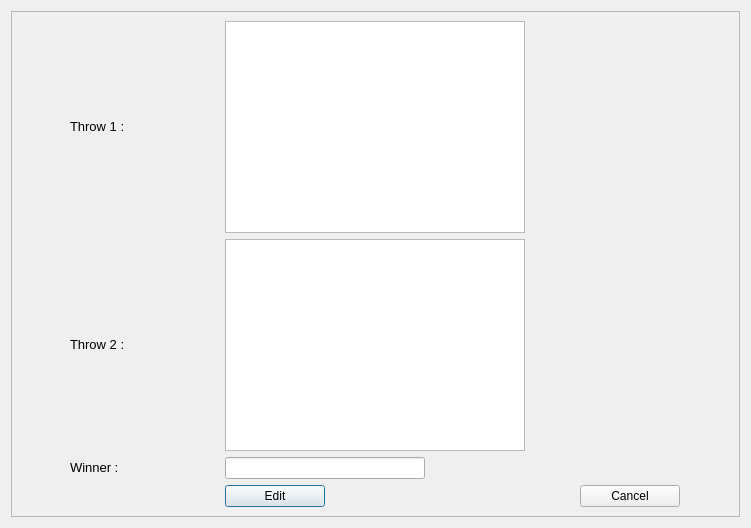
First picture: the form in gamereviewmenu.ui, repository dartbois/DartsTheEndIsNigh, before the edit.
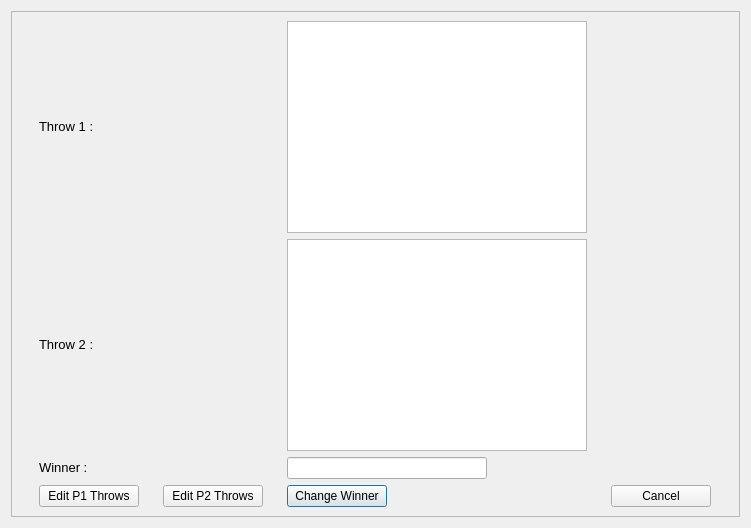
Second picture: the form after the edit.

The edit to the form file:
```diff
--- a/gamereviewmenu.ui
+++ b/gamereviewmenu.ui
@@ -23,6 +23,65 @@
       <enum>QFrame::Raised</enum>
      </property>
      <layout class="QGridLayout" name="gridLayout_2">
+      <item row="2" column="2">
+       <widget class="QLineEdit" name="Winner">
+        <property name="maximumSize">
+         <size>
+          <width>200</width>
+          <height>16777215</height>
+         </size>
+        </property>
+       </widget>
+      </item>
+      <item row="5" column="2">
+       <widget class="QPushButton" name="ChangeWinner">
+        <property name="maximumSize">
+         <size>
+          <width>100</width>
+          <height>16777215</height>
+         </size>
+        </property>
+        <property name="text">
+         <string>Change Winner</string>
+        </property>
+       </widget>
+      </item>
+      <item row="2" column="0">
+       <widget class="QLabel" name="label_3">
+        <property name="maximumSize">
+         <size>
+          <width>100</width>
+          <height>16777215</height>
+         </size>
+        </property>
+        <property name="text">
+         <string>&lt;html&gt;&lt;head/&gt;&lt;body&gt;&lt;p&gt;&lt;span style=&quot; font-size:10pt;&quot;&gt;Winner : &lt;/span&gt;&lt;/p&gt;&lt;/body&gt;&lt;/html&gt;</string>
+        </property>
+       </widget>
+      </item>
+      <item row="5" column="3">
+       <widget class="QPushButton" name="gameReviewCancel">
+        <property name="maximumSize">
+         <size>
+          <width>100</width>
+          <height>16777215</height>
+         </size>
+        </property>
+        <property name="text">
+         <string>Cancel</string>
+        </property>
+       </widget>
+      </item>
+      <item row="1" column="2">
+       <widget class="QListWidget" name="ThrowTwoList">
+        <property name="maximumSize">
+         <size>
+          <width>300</width>
+          <height>16777215</height>
+         </size>
+        </property>
+       </widget>
+      </item>
       <item row="0" column="0">
        <widget class="QLabel" name="label">
         <property name="text">
@@ -43,56 +102,7 @@
         </property>
        </widget>
       </item>
-      <item row="2" column="0">
-       <widget class="QLabel" name="label_3">
-        <property name="maximumSize">
-         <size>
-          <width>100</width>
-          <height>16777215</height>
-         </size>
-        </property>
-        <property name="text">
-         <string>&lt;html&gt;&lt;head/&gt;&lt;body&gt;&lt;p&gt;&lt;span style=&quot; font-size:10pt;&quot;&gt;Winner : &lt;/span&gt;&lt;/p&gt;&lt;/body&gt;&lt;/html&gt;</string>
-        </property>
-       </widget>
-      </item>
-      <item row="2" column="1">
-       <widget class="QLineEdit" name="Winner">
-        <property name="maximumSize">
-         <size>
-          <width>200</width>
-          <height>16777215</height>
-         </size>
-        </property>
-       </widget>
-      </item>
-      <item row="3" column="1">
-       <widget class="QPushButton" name="gameReviewEdit">
-        <property name="maximumSize">
-         <size>
-          <width>100</width>
-          <height>16777215</height>
-         </size>
-        </property>
-        <property name="text">
-         <string>Edit</string>
-        </property>
-       </widget>
-      </item>
-      <item row="3" column="2">
-       <widget class="QPushButton" name="gameReviewCancel">
-        <property name="maximumSize">
-         <size>
-          <width>100</width>
-          <height>16777215</height>
-         </size>
-        </property>
-        <property name="text">
-         <string>Cancel</string>
-        </property>
-       </widget>
-      </item>
-      <item row="0" column="1">
+      <item row="0" column="2">
        <widget class="QListWidget" name="ThrowOneList">
         <property name="maximumSize">
          <size>
@@ -102,14 +112,24 @@
         </property>
        </widget>
       </item>
-      <item row="1" column="1">
-       <widget class="QListWidget" name="ThrowTwoList">
+      <item row="5" column="0">
+       <widget class="QPushButton" name="EditP1Throws">
+        <property name="text">
+         <string>Edit P1 Throws</string>
+        </property>
+       </widget>
+      </item>
+      <item row="5" column="1">
+       <widget class="QPushButton" name="EditP2Throws">
         <property name="maximumSize">
          <size>
-          <width>300</width>
+          <width>100</width>
           <height>16777215</height>
          </size>
         </property>
+        <property name="text">
+         <string>Edit P2 Throws</string>
+        </property>
        </widget>
       </item>
      </layout>
```
